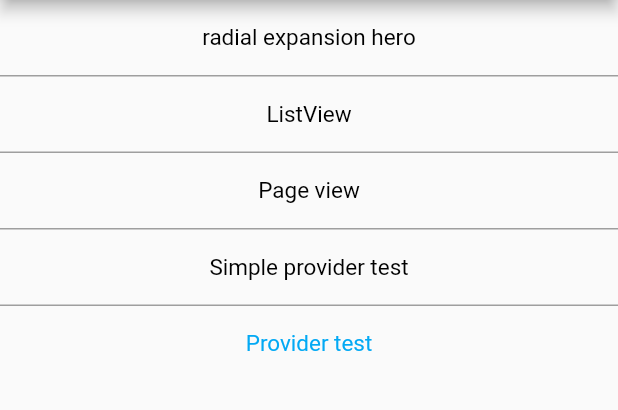
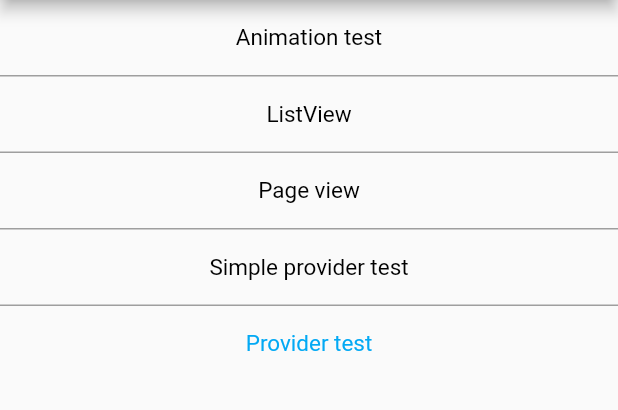
Before and after one commit to ZGaoFei/study_flutter, a Flutter app: the screen it shows after launch, on a phone screen of 412 x 824 dp, the part 84-494 px from its top. Run offline on Flutter 3.47's test engine with Material 2 defaults, Android fonts, the phone set to English and light mode, and no system bars.

Commit message:
修改列表页结构

```diff
--- a/lib/provider/test_provider/provider_main.dart
+++ b/lib/item_main.dart
@@ -1,24 +1,28 @@
-import 'package:flutter/material.dart';
+import 'package:flutter/material.dart' hide Route;
 import 'package:study_flutter/routes.dart';
 
-class ProviderMain extends StatelessWidget {
-  const ProviderMain({Key? key}) : super(key: key);
+///提供通用的item列表页
+class ItemMain extends StatelessWidget {
+  ItemMain({Key? key, required this.title, required this.routes}) : super(key: key);
+
+  String title;
+  List<Route> routes;
 
   @override
   Widget build(BuildContext context) {
     return Scaffold(
       appBar: AppBar(
-        title: const Text("provider"),
+        title: Text(title),
       ),
       body: ListView.separated(
           itemBuilder: itemBuilder,
           separatorBuilder: separatorBuilder,
-          itemCount: getProviders().length),
+          itemCount: routes.length),
     );
   }
 
   Widget itemBuilder(BuildContext context, int index) {
-    var item = getProviders()[index];
+    var item = routes[index];
     return GestureDetector(
       onTap: () {
         Navigator.of(context).pushNamed(item.scheme);
--- a/lib/main.dart
+++ b/lib/main.dart
@@ -1,4 +1,5 @@
 import 'package:flutter/material.dart';
+import 'package:study_flutter/item_main.dart';
 import 'package:study_flutter/routes.dart';
 
 void main() {
@@ -15,58 +16,8 @@ class MyApp extends StatelessWidget {
       theme: ThemeData(
         primarySwatch: Colors.blue,
       ),
-      home: const MyHomePage(title: 'study flutter'),
+      home: ItemMain(title: 'study flutter', routes: getTitles()),
       routes: getRoutes(),
     );
   }
 }
-
-class MyHomePage extends StatefulWidget {
-  const MyHomePage({Key? key, required this.title}) : super(key: key);
-
-  final String title;
-
-  @override
-  State<MyHomePage> createState() => _MyHomePageState();
-}
-
-class _MyHomePageState extends State<MyHomePage> {
-  @override
-  Widget build(BuildContext context) {
-    return Scaffold(
-      appBar: AppBar(
-        title: Text(widget.title),
-      ),
-      body: ListView.separated(
-          itemBuilder: itemBuilder,
-          separatorBuilder: separatorBuilder,
-          itemCount: getTitles().length),
-    );
-  }
-
-  Widget itemBuilder(BuildContext context, int index) {
-    var item = getTitles()[index];
-    return GestureDetector(
-      onTap: () {
-        Navigator.of(context).pushNamed(item.scheme);
-      },
-      child: Container(
-        height: 50,
-        alignment: Alignment.center,
-        child: Text(
-          getTitles()[index].title,
-          style: TextStyle(color: item.color, fontSize: 15),
-        ),
-      ),
-    );
-  }
-
-  Widget separatorBuilder(BuildContext context, int index) {
-    return const SizedBox(
-      height: 1,
-      child: ColoredBox(
-        color: Colors.grey,
-      ),
-    );
-  }
-}
--- a/lib/routes.dart
+++ b/lib/routes.dart
@@ -1,12 +1,12 @@
 import 'package:flutter/material.dart';
+import 'package:study_flutter/animation/animation_widgets.dart';
 import 'package:study_flutter/animation/radial_expansion_demo.dart';
+import 'package:study_flutter/item_main.dart';
 import 'package:study_flutter/list_view_listener/list_view_customer.dart';
-import 'package:study_flutter/list_view_listener/list_view_main.dart';
 import 'package:study_flutter/list_view_listener/list_view_notification.dart';
 import 'package:study_flutter/list_view_listener/list_view_scroll_controller.dart';
 import 'package:study_flutter/page_view/page_view.dart';
 import 'package:study_flutter/provider/simple_provider/shop_widget.dart';
-import 'package:study_flutter/provider/test_provider/provider_main.dart';
 import 'package:study_flutter/provider/test_provider/widget/change_notification_proxy_provider_widget.dart';
 import 'package:study_flutter/provider/test_provider/widget/change_notification_widget.dart';
 import 'package:study_flutter/provider/test_provider/widget/future_provider_widget.dart';
@@ -16,39 +16,56 @@ import 'package:study_flutter/provider/test_provider/widget/stream_provider_widg
 
 Map<String, WidgetBuilder> getRoutes() {
   Map<String, WidgetBuilder> map = {};
-  var titles = getTitles();
-  for (var element in titles) {
-    map[element.scheme] = (context) => element.widget;
-  }
-  var listView = getListView();
-  for (var element in listView) {
-    map[element.scheme] = (context) => element.widget;
-  }
-  var providers = getProviders();
-  for (var element in providers) {
-    map[element.scheme] = (context) => element.widget;
+  var routes = getAllRoutes();
+  for (var route in routes) {
+    for (var element in route) {
+      map[element.scheme] = (context) => element.widget;
+    }
   }
   return map;
 }
 
+///所有的route
+List<List<Route>> getAllRoutes() {
+  return [
+    getTitles(),
+    getListView(),
+    getProviders(),
+    getAnimationView(),
+  ];
+}
+
+///一级页标题
 List<Route> getTitles() {
   return [
-    Route("radial_expansion", "radial expansion hero",
-        const RadialExpansionDemo()),
+    ///Animation
+    Route("animation", "Animation test",
+        ItemMain(title: 'Animation', routes: getAnimationView())),
 
     ///ListView
     Route("list_view", "ListView",
-        const ListViewMain()),
+        ItemMain(title: 'ListView', routes: getListView())),
 
     Route("page_view", "Page view", const PageViewWidget()),
     Route("simple_provider", "Simple provider test", const ShopWidget()),
 
     ///provider
-    Route("provider_test", "Provider test", const ProviderMain(),
+    Route("provider_test", "Provider test",
+        ItemMain(title: 'Provider', routes: getProviders()),
         color: Colors.lightBlue),
   ];
 }
 
+///二级页动画标题
+List<Route> getAnimationView() {
+  return [
+    Route("radial_expansion", "radial expansion hero",
+        const RadialExpansionDemo()),
+    Route("animation_widgets", "预置Animation widget", const AnimationWidgets()),
+  ];
+}
+
+///二级页listView标题
 List<Route> getListView() {
   return [
     Route("list_view_scroll_controller", "ListView scrollController",
@@ -59,6 +76,7 @@ List<Route> getListView() {
   ];
 }
 
+///二级页provider标题
 List<Route> getProviders() {
   return [
     Route("change_notification_provider", "ChangeNotificationProvider test",
```
Also changed, not shown: lib/animation/animation_decorated_box1.dart (added, +87 -0 lines), lib/animation/animation_widgets.dart (added, +160 -0 lines), lib/list_view_listener/list_view_main.dart (deleted, +0 -45 lines).
